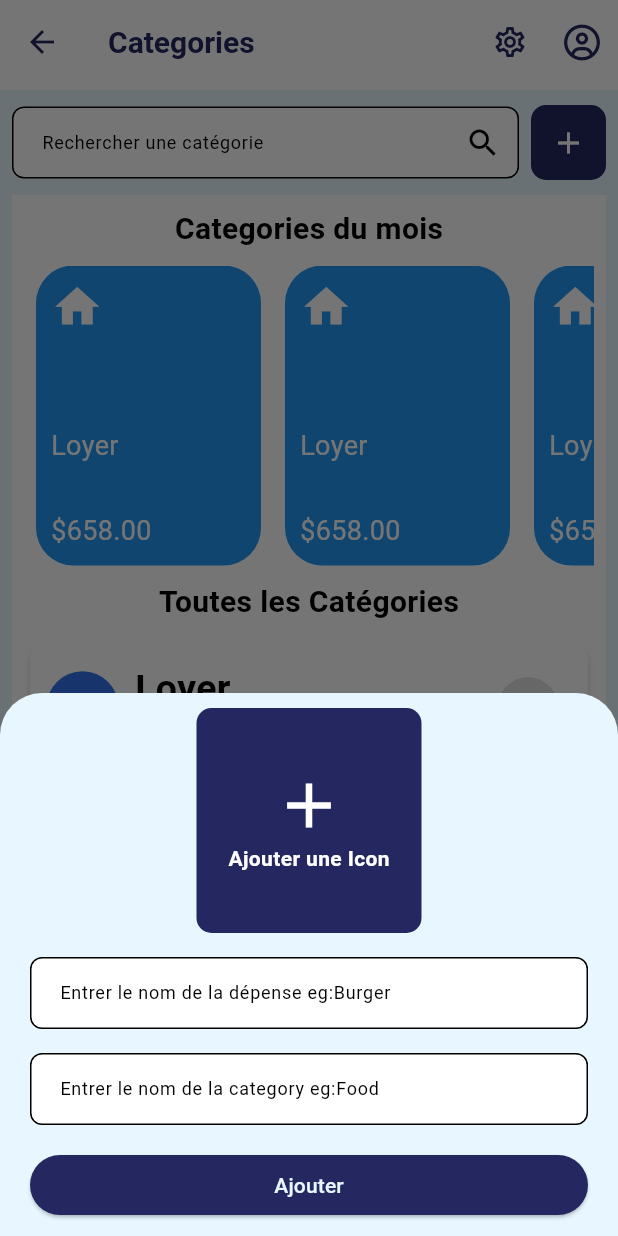
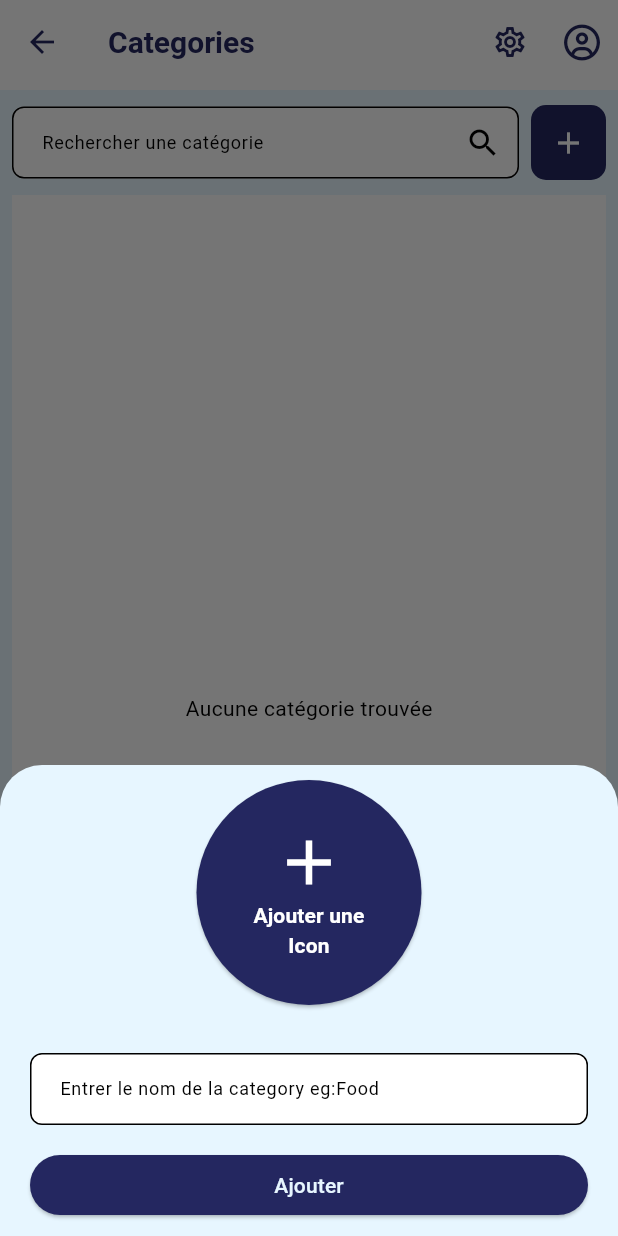
Before and after one commit to franckelysee/TrackMoney, a Flutter app: the CategoryPage screen opened directly, after a tap on the "add" icon, on a phone screen of 412 x 824 dp. Run offline on Flutter 3.47's test engine with Material 3 defaults, Android fonts, the phone set to English and light mode, and no system bars; our stand-ins replace curved_navigation_bar, fl_chart, font_awesome_flutter, hive, hive_flutter; accounts and stored records are empty; generated files the repository leaves out were written again.

Commit message:
insertion de category

```diff
--- /dev/null
+++ b/lib/models/account_model.dart
@@ -0,0 +1,20 @@
+
+
+import 'package:hive_flutter/hive_flutter.dart';
+
+
+part 'account_model.g.dart';
+
+@HiveType(typeId: 2)
+class AccountModel extends HiveObject{
+  @HiveField(0)
+  int? id;
+  @HiveField(1)
+  String? name;
+  @HiveField(2)
+  String? type;
+  @HiveField(3)
+  int? balance;
+
+  AccountModel({required this.id, required this.name, required this.type, required this.balance});
+}
--- /dev/null
+++ b/lib/models/category_model.dart
@@ -0,0 +1,67 @@
+import 'package:flutter/material.dart';
+import 'package:hive/hive.dart';
+
+part 'category_model.g.dart';
+
+@HiveType(typeId: 3)
+class CategoryModel extends HiveObject {
+  @HiveField(0)
+  final String id;
+
+  @HiveField(1)
+  final String name;
+
+  @HiveField(2)
+  final int color; // Stocker la couleur comme un entier (ARGB)
+
+  @HiveField(3)
+  int? iconCode;
+
+  @HiveField(4)
+  final DateTime date;
+
+  factory CategoryModel({
+    required id,
+    required name,
+    required color,
+    iconCode,
+    date,
+  }){
+    return CategoryModel._(
+      id: id,
+      name: name,
+      color: color,
+      iconCode: iconCode,
+      date: DateTime.now(),
+    );
+  }
+
+  CategoryModel._({
+    required this.id,
+    required this.name,
+    required this.color,
+    this.iconCode,
+    required this.date,
+  });
+
+  // Récupérer la couleur comme Color
+  Color get colorValue => Color(color);
+
+  // Récupérer l'icône comme IconData
+  IconData? get icon => iconCode != null ? IconData(iconCode!, fontFamily: 'MaterialIcons') : null;
+
+  // Méthode pour définir une nouvelle icône
+  void setIcon(IconData icon) {
+    iconCode = icon.codePoint;
+  }
+
+
+  // Méthode pour convertir une couleur en int
+  static int colorToInt(Color? color) => color!.value;
+
+  // Méthode pour convertir un int en Color
+  static Color intToColor(int color) => Color(color);
+
+
+
+}
--- a/lib/models/transaction_model.dart
+++ b/lib/models/transaction_model.dart
@@ -2,7 +2,7 @@ import 'package:hive/hive.dart';
 
 part 'transaction_model.g.dart'; // Généré par build_runner pour Hive
 
-@HiveType(typeId: 0) // Spécifiez un type ID unique pour Hive
+@HiveType(typeId: 1) // Spécifiez un type ID unique pour Hive
 class TransactionModel extends HiveObject {
   @HiveField(0)
   String id;
--- a/lib/templates/components/button.dart
+++ b/lib/templates/components/button.dart
@@ -1,5 +1,4 @@
 import 'package:flutter/material.dart';
-import 'package:provider/provider.dart';
 import 'package:trackmoney/utils/app_config.dart';
 
 class MyButton extends StatelessWidget {
--- a/lib/templates/components/chart.dart
+++ b/lib/templates/components/chart.dart
@@ -1,6 +1,5 @@
 import 'package:fl_chart/fl_chart.dart';
 import 'package:flutter/material.dart';
-import 'package:trackmoney/utils/app_config.dart';
 
 class LineChartSample7 extends StatelessWidget {
   LineChartSample7({
--- /dev/null
+++ b/lib/templates/components/color_selector.dart
@@ -0,0 +1,52 @@
+import 'package:flutter/material.dart';
+
+
+class ColorSelector {
+
+  final List<Color> colors = [
+    Colors.pink,
+    Colors.red,
+    Colors.orange,
+    Colors.yellow,
+    Colors.purple,
+    Color(0xFF242760),
+    Colors.indigo,
+    Color(0xFF6E73C4),
+    Colors.blue,
+    Colors.green,
+    Colors.teal,
+    Colors.brown,
+    // Add more colors here if needed
+  ];
+
+
+  Future <Color?> showColorSelector(BuildContext context) async {
+    return showModalBottomSheet(context: context,
+
+    backgroundColor: Colors.grey,
+      builder: (context) {
+        return GridView.builder(
+          gridDelegate: const SliverGridDelegateWithFixedCrossAxisCount(
+            crossAxisCount: 4,
+            crossAxisSpacing: 10,
+            mainAxisSpacing: 10,
+          ),
+          itemCount: colors.length,
+          itemBuilder: (context, index) {
+            return InkWell(
+              onTap: () {
+                Navigator.of(context).pop(colors[index]);
+              },
+              child: Container(
+                decoration: BoxDecoration(
+                  borderRadius: BorderRadius.circular(10),
+                  color: colors[index],
+                ),
+              ),
+            );
+          },
+        );
+      });
+  }
+
+}
--- /dev/null
+++ b/lib/templates/components/icon_selector.dart
@@ -0,0 +1,63 @@
+import 'package:flutter/material.dart';
+
+class IconSelector {
+  // ici c'est la liste des icon selectionnable par l'utilisateur pour distinguer la category de ses transaction
+  final List<IconData> availableIcons = [
+    Icons.account_balance_outlined,
+    Icons.analytics_outlined,
+    Icons.add_outlined,
+    Icons.home,
+    Icons.home_repair_service,
+    Icons.accessibility_new,
+    Icons.fastfood,
+    Icons.directions_car,
+    Icons.travel_explore,
+    Icons.local_mall,
+    Icons.restaurant,
+    Icons.hotel,
+    Icons.shopping_bag,
+    Icons.airport_shuttle,
+    Icons.cake,
+    Icons.shopping_cart,
+    Icons.sports_soccer,
+    Icons.movie,
+    Icons.pets,
+    Icons.school,
+    Icons.health_and_safety,
+    Icons.local_hospital,
+    Icons.local_pharmacy,
+    Icons.local_dining,
+    Icons.tv,
+    Icons.theaters,
+    Icons.girl,
+  ];
+  Future<IconData?> showIconSelector(BuildContext context) async{
+    return showModalBottomSheet<IconData>(
+      context: context,
+      builder: (context) {
+        return GridView.builder(
+            gridDelegate: SliverGridDelegateWithFixedCrossAxisCount(
+              crossAxisCount: 4,
+              crossAxisSpacing: 10,
+              mainAxisSpacing: 10,
+            ),
+            itemCount: availableIcons.length,
+            itemBuilder: (context, index) {
+              return InkWell(
+                onTap: () {
+                  Navigator.of(context).pop(availableIcons[index]);
+                },
+                child: Container(
+                  decoration: BoxDecoration(
+                    borderRadius: BorderRadius.circular(10),
+                    color: Theme.of(context).colorScheme.primary.withOpacity(0.1),
+                  ),
+                  child: Icon(availableIcons[index], size: 40, color: Theme.of(context).colorScheme.secondary,),
+                ),
+              );
+            }
+          );
+      },
+    );
+  }
+}
--- a/lib/templates/components/spendingModal.dart
+++ b/lib/templates/components/spending_Modal.dart
@@ -1,17 +1,19 @@
 import 'package:flutter/material.dart';
+import 'package:trackmoney/DataBase/database.dart';
+import 'package:trackmoney/models/category_model.dart';
+import 'package:trackmoney/templates/components/color_selector.dart';
 import 'package:trackmoney/templates/components/customFormFields.dart';
+import 'package:trackmoney/templates/components/icon_selector.dart';
 
 
 
 class CustomSpendingBottomModal extends StatefulWidget {
   final TextEditingController categoryController;
-  final TextEditingController spendingNameController;
  final Function(String) onCategoryAdded; // Callback pour notifier le parent
 
   const CustomSpendingBottomModal({
     super.key,
     required this.categoryController,
-    required this.spendingNameController,
     required this.onCategoryAdded,
   });
   @override
@@ -21,6 +23,11 @@ class CustomSpendingBottomModal extends StatefulWidget {
 
 class _CustomSpendingBottomModalState extends State<CustomSpendingBottomModal> {
   final modalFormKey = GlobalKey<FormState>();
+  IconData? selectedIcon;
+  Color? selectedColor;
+  int? iconCode;
+  int? colorCode;
+  String? categoryName;
 
   @override
   Widget build(BuildContext context) {
@@ -33,16 +40,21 @@ class _CustomSpendingBottomModalState extends State<CustomSpendingBottomModal> {
           crossAxisAlignment: CrossAxisAlignment.center,
           children: [
             // Icon with GestureDetector
-            Container(
+            SizedBox(
               width: 150,
               height: 150,
-              decoration: BoxDecoration(
-                borderRadius: BorderRadius.circular(10),
-                color: Theme.of(context).colorScheme.primary,
-              ),
-              child: GestureDetector(
-                onTap: () {
-                  // Handle card tap
+              child: ElevatedButton(
+                style: ElevatedButton.styleFrom(
+                  backgroundColor: Theme.of(context).colorScheme.primary ,
+                ),
+                onPressed: ()async {
+                  final icon = await IconSelector().showIconSelector(context);
+                  if (icon != null) {
+                    setState(() {
+                      selectedIcon = icon;
+                      iconCode = selectedIcon!.codePoint;
+                    });
+                  }
                 },
                 child: Column(
                   mainAxisAlignment: MainAxisAlignment.center,
@@ -54,6 +66,7 @@ class _CustomSpendingBottomModalState extends State<CustomSpendingBottomModal> {
                     ),
                     Text(
                       "Ajouter une Icon",
+                      textAlign: TextAlign.center,
                       style: TextStyle(
                         color: Colors.white,
                         fontWeight: FontWeight.bold,
@@ -65,19 +78,38 @@ class _CustomSpendingBottomModalState extends State<CustomSpendingBottomModal> {
             ),
             SizedBox(height: 16),
 
-            // Spending Name TextFormField
-            CustomTextFormField(
-              controller: widget.spendingNameController,
-              labelText: 'Entrer le nom de la dépense eg:Burger',
-              validator: (value) {
-                if (value == null || value.isEmpty) {
-                  return 'Ce champ est obligatoire';
-                }
-                return null;
-              },
-            ),
+            if (selectedIcon != null)
+              Row(
+                mainAxisAlignment: MainAxisAlignment.center,
+                crossAxisAlignment: CrossAxisAlignment.end,
+                children: [
+                  Container(
+                    width: 70,
+                    height: 70,
+                    color: selectedColor??Theme.of(context).colorScheme.primary,
+                    child: Icon(
+                      selectedIcon,
+                      size: 50,
+                      color: Theme.of(context).colorScheme.secondary,
+                    ),
+                  ),
+                  SizedBox(width: 8),
+                  TextButton.icon(
+                    onPressed: () async {
+                      final color = await ColorSelector().showColorSelector(context);
+                      if (color != null) {
+                        setState(() {
+                          selectedColor = color;
+                          colorCode = selectedColor!.value;
+                        });
+                      }
+                    },
+                    label: Text('Edit Color'),
+                    icon: Icon(Icons.edit,),
+                  )
+                ],
+              ),
             SizedBox(height: 16),
-
             // Category TextFormField
             CustomTextFormField(
               controller: widget.categoryController,
@@ -109,15 +141,23 @@ class _CustomSpendingBottomModalState extends State<CustomSpendingBottomModal> {
                     ScaffoldMessenger.of(context).showSnackBar(
                       const SnackBar(content: Text('Processing Data')),
                     );
-                    final newCategory = widget.categoryController.text;
-                    widget.onCategoryAdded(newCategory);
+                    categoryName= widget.categoryController.text;
+                    widget.onCategoryAdded(categoryName!);
                     widget.categoryController.clear();
-                    widget.spendingNameController.clear();
+
+                    // Ajouter la catégorie a la base de données
+                    var category = CategoryModel(
+                      id: DateTime.now().millisecondsSinceEpoch.toString(),
+                      name: categoryName!,
+                      color: colorCode!,
+                      iconCode: iconCode!,
+                    );
+                    Database.addCategory(category);
 
                     Navigator.pop(context); // Fermer le modal après succès
                     ScaffoldMessenger.of(context).showSnackBar(
                       SnackBar(
-                        content: Text('Catégorie "$newCategory" ajoutée avec succès !'),
+                        content: Text('Catégorie "$categoryName" ajoutée avec succès !'),
                       ),
                     );
                   } else {
--- a/lib/templates/header.dart
+++ b/lib/templates/header.dart
@@ -1,6 +1,5 @@
 import 'package:flutter/material.dart';
 import 'package:font_awesome_flutter/font_awesome_flutter.dart';
-import 'package:trackmoney/utils/app_config.dart';
 
 class AppHeader extends StatefulWidget {
   final String title;
--- a/lib/templates/home.dart
+++ b/lib/templates/home.dart
@@ -24,6 +24,7 @@ class _HomePageState extends State<HomePage> {
   late AjouterPage ajouterPage;
   late CategoryPage categoriePage;
   late NotificationPage notificationPage;
+
   @override
   void initState() {
     comptePage = ComptePage();
@@ -41,6 +42,7 @@ class _HomePageState extends State<HomePage> {
     super.initState();
   }
 
+  @override
   Widget build(BuildContext context) {
     return Scaffold(
       bottomNavigationBar: CurvedNavigationBar(
--- a/lib/templates/pages/screens/ajouter.dart
+++ b/lib/templates/pages/screens/ajouter.dart
@@ -1,7 +1,7 @@
 import 'package:flutter/material.dart';
 import 'package:trackmoney/templates/components/button.dart';
 import 'package:trackmoney/templates/components/customFormFields.dart';
-import 'package:trackmoney/templates/components/spendingModal.dart';
+import 'package:trackmoney/templates/components/spending_Modal.dart';
 import 'package:trackmoney/templates/header.dart';
 
 class AjouterPage extends StatefulWidget {
@@ -146,8 +146,6 @@ class _AjouterPageState extends State<AjouterPage> {
                                     builder: (BuildContext context) {
                                       return SingleChildScrollView(
                                         child: CustomSpendingBottomModal(
-                                          spendingNameController:
-                                              spendingNameController,
                                           categoryController:
                                               categoryController,
                                           onCategoryAdded: (newCategory) {
--- a/lib/templates/pages/screens/analyse.dart
+++ b/lib/templates/pages/screens/analyse.dart
@@ -1,7 +1,7 @@
 import 'package:flutter/material.dart';
 import 'package:font_awesome_flutter/font_awesome_flutter.dart';
 import 'package:trackmoney/templates/components/chart.dart';
-import 'package:trackmoney/templates/components/dateSelector.dart';
+import 'package:trackmoney/templates/components/date_selector.dart';
 import 'package:trackmoney/templates/components/notificated_card.dart';
 import 'package:trackmoney/templates/header.dart';
 
@@ -66,7 +66,7 @@ class _AnalysePageState extends State<AnalysePage> {
             const SizedBox(height: 10),
 
             // Sélecteur de date
-            const Dateselector(),
+            const DateSelector(),
             const SizedBox(height: 10),
 
             // Sections des onglets
--- a/lib/templates/pages/screens/categorie.dart
+++ b/lib/templates/pages/screens/categorie.dart
@@ -1,9 +1,11 @@
 import 'package:flutter/material.dart';
+import 'package:trackmoney/DataBase/database.dart';
+import 'package:trackmoney/models/category_model.dart';
 import 'package:trackmoney/templates/components/button.dart';
 import 'package:trackmoney/templates/components/category_card.dart';
 import 'package:trackmoney/templates/components/customFormFields.dart';
 import 'package:trackmoney/templates/components/notificated_card.dart';
-import 'package:trackmoney/templates/components/spendingModal.dart';
+import 'package:trackmoney/templates/components/spending_Modal.dart';
 import 'package:trackmoney/templates/header.dart';
 
 class CategoryPage extends StatefulWidget {
@@ -19,7 +21,17 @@ class _CategoryPageState extends State<CategoryPage> {
       TextEditingController();
   final TextEditingController categoryController = TextEditingController();
   final TextEditingController spendingNameController = TextEditingController();
+  List<CategoryModel> categories = [];
 
+  @override
+  void initState() {
+    super.initState();
+    loadCategories();
+  }
+  void loadCategories() async {
+    categories = await Database.getAllCategories();
+    setState(() {});
+  }
   @override
   Widget build(BuildContext context) {
     return Scaffold(
@@ -52,7 +64,6 @@ class _CategoryPageState extends State<CategoryPage> {
                         builder: (BuildContext context) {
                           return SingleChildScrollView(
                             child: CustomSpendingBottomModal(
-                              spendingNameController: spendingNameController,
                               categoryController: categoryController,
                               onCategoryAdded: (newCategory) {
                                 // Implémentez la logique d'ajout ici
@@ -72,7 +83,12 @@ class _CategoryPageState extends State<CategoryPage> {
                 width: double.infinity,
                 color: Theme.of(context).cardColor,
                 padding: const EdgeInsets.all(8),
-                child: Column(
+                child:
+                (categories.isEmpty)?
+                Center(
+                  child: Text('Aucune catégorie trouvée'),
+                ) :
+                Column(
                   children: [
                     const Text(
                       'Categories du mois',
@@ -83,13 +99,13 @@ class _CategoryPageState extends State<CategoryPage> {
                       height: 200,
                       child: ListView.builder(
                           scrollDirection: Axis.horizontal,
-                          itemCount: 5,
+                          itemCount: categories.length,
                           itemBuilder: (context, index) {
                             return CategoryCard(
                                 icon: Icons.home,
-                                category: 'Loyer',
+                                category: categories[index].name,
                                 onTap: () {
-                                  print('object');
+                                  // Implementez la logique de navigation ici
                                 },
                                 price: 658.00);
                           }),
@@ -103,15 +119,16 @@ class _CategoryPageState extends State<CategoryPage> {
                     Expanded(
 
                       child: ListView.builder(
-                        itemCount: 10, // Nombre d'éléments dans la liste
+                        itemCount: categories.length, // Nombre d'éléments dans la liste
                         itemBuilder: (context, index) =>NotificatedCard(
-                            icon: Icons.home,
-                            title: 'Loyer',
+                            icon: categories[index].icon,
+                            iconBackgroundColor: categories[index].colorValue,
+                            title: categories[index].name,
                             titleSize: 25,
                             subtitle: 'Location',
 
                             onTap: () {
-                              print('Item $index tapé');
+                              // Implementez la logique de navigation ici
                             },
                             trailing: Container(
                               width: 40,
```
Also changed, not shown: lib/DataBase/database.dart (+53 -1 lines), lib/templates/components/date_selector.dart (renamed from lib/templates/components/dateSelector.dart, +4 -5 lines), lib/models/account_model.g.dart (added), lib/models/category_model.g.dart.
